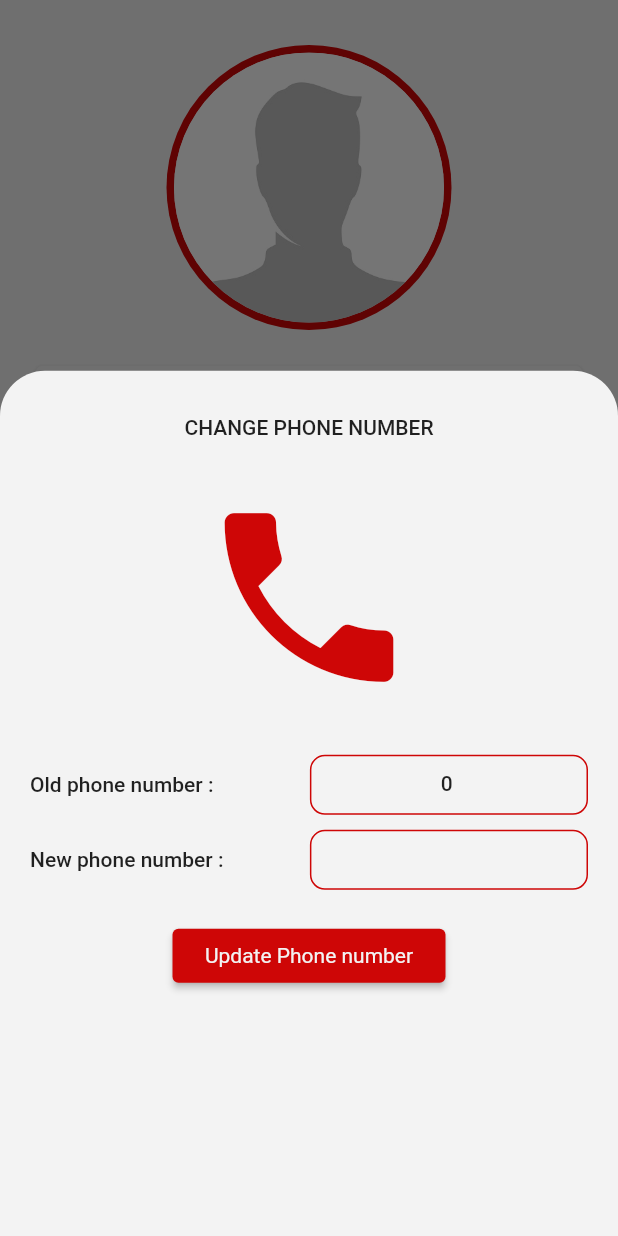
After one commit to Amyr-Fezzeni/taranis_app, a Flutter app: the Profile screen opened directly, after a tap on an icon or button, on a phone screen of 412 x 824 dp. The commit adds this screen. Run offline on Flutter 3.47's test engine with Material 2 defaults, Android fonts, the phone set to English and light mode, and no system bars; our stand-ins replace cloud_firestore, firebase_core, flutter_native_splash, flutter_platform_widgets, shared_preferences, webview_flutter; missing offline and left inert: crossplat_objectid; accounts and stored records are empty.

Commit message:
5.6.1 update phone number

```diff
--- a/lib/providers/user_provider.dart
+++ b/lib/providers/user_provider.dart
@@ -116,4 +116,40 @@ class UserProvider with ChangeNotifier {
       Navigator.pop(context);
     }
   }
+
+  Future<void> validatorPhone(BuildContext context, String phone) async {
+    if (phone.isEmpty) {
+      await PopUp.showMyDialogAlert(context, "Phone number empty!", "Ok");
+      return;
+    }
+    if (phone.length != 8) {
+      await PopUp.showMyDialogAlert(context, "Phone number invalid!", "Ok");
+      return;
+    }
+    if (phone == currentUser?.phoneNumber.toString()) {
+      await PopUp.showMyDialogAlert(
+          context, "You can't update the same phone number!", "Ok");
+      return;
+    }
+    if (await UserService.checkExistingUser(int.parse(phone))) {
+      await PopUp.showMyDialogAlert(
+          context, "Phone number already existe!", "Ok");
+      return;
+    }
+    currentUser?.phoneNumber = int.parse(phone);
+    bool result = await UserService.changePhoneNumber(currentUser!);
+
+    if (result) {
+      await PopUp.showMyDialogAlert(
+          context, "Phone number changed seccesfully.", "Ok");
+      User? user = await UserService.getUser(currentUser!.phoneNumber);
+      if (user != null) setUser(user);
+      notifyListeners();
+    } else {
+      await PopUp.showMyDialogAlert(
+          context, "Connection error, please try again later", "Ok");
+    }
+
+    Navigator.pop(context);
+  }
 }
--- a/lib/services/user_service.dart
+++ b/lib/services/user_service.dart
@@ -54,6 +54,18 @@ class UserService {
     }
   }
 
+   static Future<bool> changePhoneNumber(User user) async {
+    try {
+      await FirebaseFirestore.instance
+          .collection("users")
+          .doc(user.id)
+          .update({"phoneNumber": user.phoneNumber});
+      return true;
+    } on Exception{
+      return false;
+    }
+  }
+
   static String generateId() {
     ObjectId id1 = ObjectId();
     return id1.toHexString();
--- a/lib/views/login/login.dart
+++ b/lib/views/login/login.dart
@@ -97,6 +97,7 @@ class _LoginState extends State<Login> {
                     },
                     keyboardType: TextInputType.number,
                     inputFormatters: [FilteringTextInputFormatter.digitsOnly],
+                    maxLength: 8,
                     decoration: InputDecoration(
                         focusColor: primaryColor,
                         contentPadding: const EdgeInsets.symmetric(
@@ -105,6 +106,7 @@ class _LoginState extends State<Login> {
                             .textTheme
                             .bodyText1
                             ?.copyWith(fontSize: 20, color: Colors.grey),
+
                         focusedBorder: OutlineInputBorder(
                             borderRadius: BorderRadius.circular(10),
                             borderSide: const BorderSide(
--- a/lib/views/login/signup.dart
+++ b/lib/views/login/signup.dart
@@ -162,6 +162,7 @@ class _SignUpState extends State<SignUp> {
                       },
                       keyboardType: TextInputType.number,
                       inputFormatters: [FilteringTextInputFormatter.digitsOnly],
+                      maxLength: 8,
                       decoration: InputDecoration(
                           focusColor: primaryColor,
                           contentPadding: const EdgeInsets.symmetric(
--- /dev/null
+++ b/lib/views/profile/change_phone_number.dart
@@ -0,0 +1,153 @@
+import 'package:flutter/cupertino.dart';
+import 'package:flutter/material.dart';
+import 'package:flutter/services.dart';
+import 'package:provider/provider.dart';
+import 'package:taranis/constants/style.dart';
+
+import '../../providers/user_provider.dart';
+
+class ChangePhoneNumber extends StatefulWidget {
+  const ChangePhoneNumber({Key? key}) : super(key: key);
+
+  @override
+  State<ChangePhoneNumber> createState() => _ChangePhoneNumberState();
+}
+
+class _ChangePhoneNumberState extends State<ChangePhoneNumber> {
+  late TextEditingController phone;
+  late TextEditingController newPhone;
+  @override
+  void initState() {
+    // TODO: implement initState
+    super.initState();
+    phone = TextEditingController(
+        text: context.read<UserProvider>().currentUser!.phoneNumber.toString());
+    newPhone = TextEditingController();
+  }
+
+  @override
+  Widget build(BuildContext context) {
+    var provider = context.watch<UserProvider>();
+    var size = MediaQuery.of(context).size;
+    return DraggableScrollableSheet(
+      initialChildSize: MediaQuery.of(context).viewInsets.bottom > 0 ? 1 : 0.7,
+      expand: false,
+      builder: (_, controller) => Container(
+        decoration: const BoxDecoration(
+          borderRadius: BorderRadius.only(
+              topLeft: Radius.circular(30), topRight: Radius.circular(30)),
+          color: bgColor,
+        ),
+        padding: const EdgeInsets.symmetric(horizontal: 20, vertical: 30),
+        child: Center(
+            child: Column(
+          mainAxisAlignment: MainAxisAlignment.start,
+          children: [
+            Text(
+              "Change Phone Number".toUpperCase(),
+              style: Theme.of(context).textTheme.bodyText1,
+            ),
+            const SizedBox(
+              height: 30,
+            ),
+            const SizedBox(
+              child: Icon(
+                Icons.phone,
+                color: primaryColor,
+                size: 150,
+              ),
+            ),
+            const SizedBox(
+              height: 30,
+            ),
+            Row(
+              mainAxisAlignment: MainAxisAlignment.spaceBetween,
+              children: [
+                SizedBox(
+                  width: size.width * 0.4,
+                  child: Text(
+                    "Old phone number : ",
+                    style: Theme.of(context).textTheme.bodyText1,
+                  ),
+                ),
+                SizedBox(
+                  width: size.width * 0.45,
+                  height: 40,
+                  child: CupertinoTextField(
+                    controller: phone,
+                    style: Theme.of(context).textTheme.bodyText1,
+                    textAlign: TextAlign.center,
+                    enabled: false,
+                    padding: const EdgeInsets.only(top: 10),
+                    decoration: BoxDecoration(
+                        color: bgColor,
+                        borderRadius: BorderRadius.circular(10),
+                        border: Border.all(color: primaryColor, width: 1)),
+                  ),
+                ),
+              ],
+            ),
+            const SizedBox(
+              height: 10,
+            ),
+            Row(
+              mainAxisAlignment: MainAxisAlignment.spaceBetween,
+              children: [
+                SizedBox(
+                  width: size.width * 0.4,
+                  child: Text(
+                    "New phone number : ",
+                    style: Theme.of(context).textTheme.bodyText1,
+                  ),
+                ),
+                SizedBox(
+                  width: size.width * 0.45,
+                  height: 40,
+                  child: CupertinoTextField(
+                    controller: newPhone,
+                    style: Theme.of(context).textTheme.bodyText1,
+                    textAlign: TextAlign.center,
+                    padding: const EdgeInsets.only(top: 10),
+                    keyboardType: TextInputType.number,
+                    inputFormatters: [FilteringTextInputFormatter.digitsOnly],
+                    maxLength: 8,
+                    decoration: BoxDecoration(
+                        color: bgColor,
+                        borderRadius: BorderRadius.circular(10),
+                        border: Border.all(color: primaryColor, width: 1)),
+                  ),
+                ),
+              ],
+            ),
+            const SizedBox(
+              height: 20,
+            ),
+            Align(
+              alignment: Alignment.center,
+              child: ElevatedButton(
+                  style: ButtonStyle(
+                    backgroundColor:
+                        MaterialStateProperty.all<Color>(primaryColor),
+                  ),
+                  onPressed: () => context
+                      .read<UserProvider>()
+                      .validatorPhone(context, newPhone.text),
+                  child: SizedBox(
+                    width: 150,
+                    child: Center(
+                      child: Text(
+                        "Update Phone number",
+                        style: Theme.of(context)
+                            .textTheme
+                            .bodyText2
+                            ?.copyWith(color: bgColor),
+                      ),
+                    ),
+                  )),
+            )
+          ],
+        )),
+      ),
+    );
+  }
+}
--- a/lib/views/profile/profile_screen.dart
+++ b/lib/views/profile/profile_screen.dart
@@ -4,6 +4,7 @@ import 'package:provider/provider.dart';
 import 'package:taranis/constants/style.dart';
 import 'package:taranis/providers/user_provider.dart';
 import 'package:taranis/views/profile/change_password.dart';
+import 'package:taranis/views/profile/change_phone_number.dart';
 
 class Profile extends StatelessWidget {
   const Profile({Key? key}) : super(key: key);
@@ -91,10 +92,26 @@ class Profile extends StatelessWidget {
                         "Phone number :",
                         style: Theme.of(context).textTheme.bodyText1,
                       ),
-                      Text(
-                        user.phoneNumber.toString(),
-                        style: Theme.of(context).textTheme.bodyText1,
-                      ),
+                      TextButton(
+                          onPressed: () async {
+                            await showModalBottomSheet(
+                                isScrollControlled: true,
+                                backgroundColor: Colors.transparent,
+                                context: context,
+                                builder: (context) =>
+                                    const ChangePhoneNumber());
+                          },
+                          child: Text(
+                            context
+                                .watch<UserProvider>()
+                                .currentUser!
+                                .phoneNumber
+                                .toString(),
+                            style: Theme.of(context)
+                                .textTheme
+                                .bodyText1
+                                ?.copyWith(color: primaryColor),
+                          )),
                     ],
                   ),
                 ),
```
